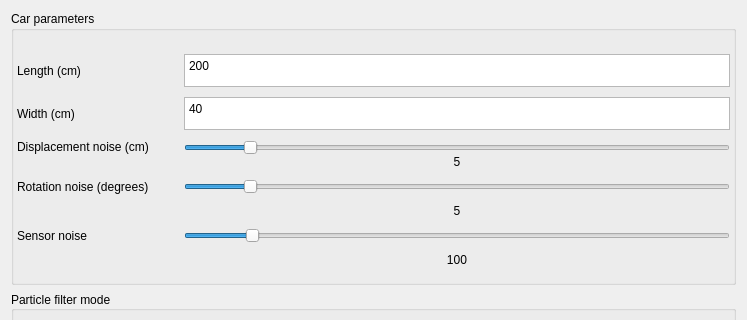
halflings/autonomee, file config.ui: the form before one commit; both pictures show x 0 to 747 and y 0 to 320 of the 747 by 578 pixel window.
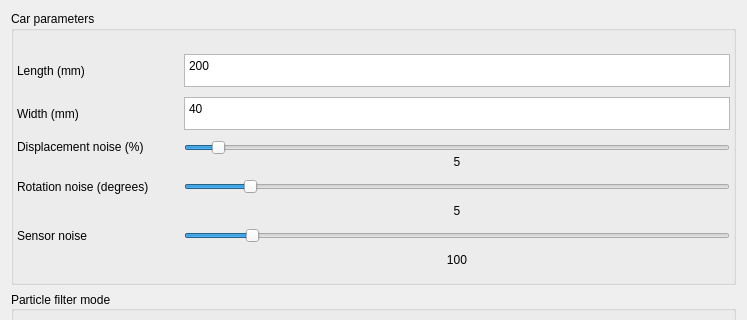
The form after the commit.

```diff
--- a/config.ui
+++ b/config.ui
@@ -76,14 +76,14 @@
       <item row="1" column="0">
        <widget class="QLabel" name="widthTitle">
         <property name="text">
-         <string>Width (cm)</string>
+         <string>Width (mm)</string>
         </property>
        </widget>
       </item>
       <item row="0" column="0">
        <widget class="QLabel" name="lengthTitle">
         <property name="text">
-         <string>Length (cm)</string>
+         <string>Length (mm)</string>
         </property>
        </widget>
       </item>
@@ -141,7 +141,7 @@
         <item>
          <widget class="QSlider" name="displacementSlider">
           <property name="maximum">
-           <number>45</number>
+           <number>100</number>
           </property>
           <property name="value">
            <number>5</number>
@@ -176,7 +176,7 @@
       <item row="2" column="0">
        <widget class="QLabel" name="displacementTitle">
         <property name="text">
-         <string>Displacement noise (cm)</string>
+         <string>Displacement noise (%)</string>
         </property>
        </widget>
       </item>
```
